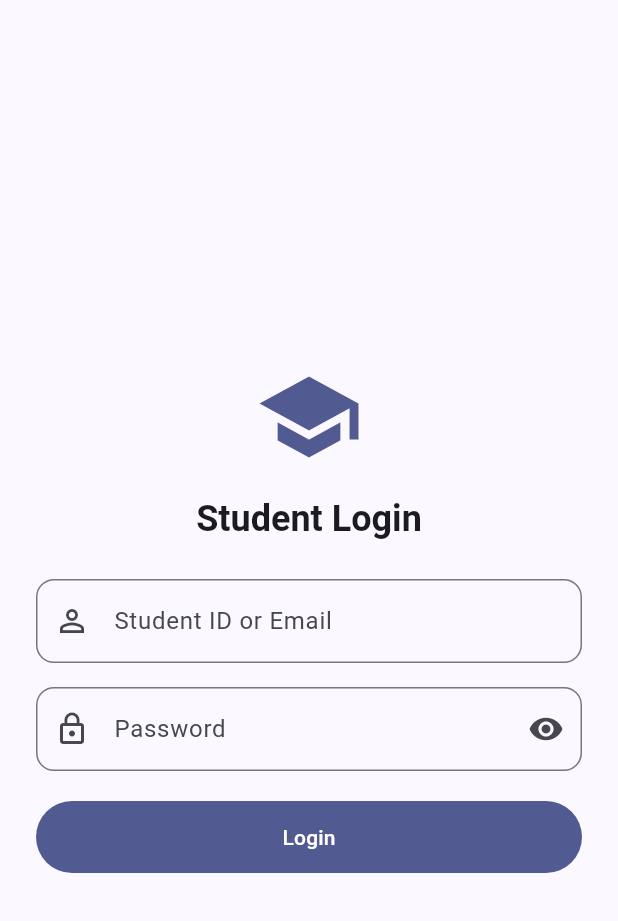
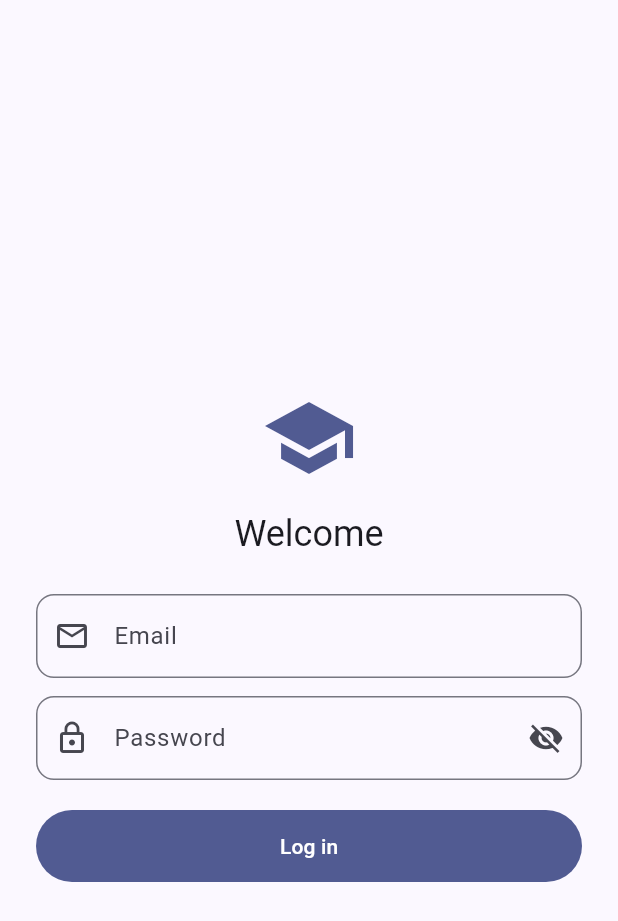
Before and after one commit to Davefgh/ams-student-mobile, a Flutter app: the LoginScreen screen opened directly, on a phone screen of 412 x 824 dp. Shown: the top 921 px of the screen. Run offline on Flutter 3.47's test engine with Material 3 defaults, Android fonts, the phone set to English and light mode, and no system bars; our stand-ins replace flutter_local_notifications; missing offline and left inert: mobile_scanner.

Commit message:
feat: create login screen UI

```diff
--- a/lib/main.dart
+++ b/lib/main.dart
@@ -1,5 +1,6 @@
 import 'package:flutter/material.dart';
 import 'screens/student_home_screen.dart';
+import 'screens/login_screen.dart';
 import 'services/notification_service.dart';
 import 'screens/task_letter_screen.dart';
 
@@ -46,7 +47,7 @@
         ),
         visualDensity: VisualDensity.adaptivePlatformDensity,
       ),
-      home: const StudentHomeScreen(),
+      home: const LoginScreen(),
     );
   }
 }
--- a/lib/screens/login_screen.dart
+++ b/lib/screens/login_screen.dart
@@ -10,61 +10,29 @@ class LoginScreen extends StatefulWidget {
 
 class _LoginScreenState extends State<LoginScreen> {
   final GlobalKey<FormState> _formKey = GlobalKey<FormState>();
-  final TextEditingController _identifierController = TextEditingController();
+  final TextEditingController _emailController = TextEditingController();
   final TextEditingController _passwordController = TextEditingController();
-  bool _isPasswordVisible = false;
-  bool _isSubmitting = false;
-  static const String _demoUsername = 'stud123';
-  static const String _demoPassword = 'stud123';
+  bool _obscure = true;
+  bool _loading = false;
 
   @override
   void dispose() {
-    _identifierController.dispose();
+    _emailController.dispose();
     _passwordController.dispose();
     super.dispose();
   }
 
-  String? _validateIdentifier(String? value) {
-    final trimmed = value?.trim() ?? '';
-    if (trimmed.isEmpty) return 'Please enter student ID or email';
-    // Basic email pattern; if not email, treat as ID (non-empty already checked)
-    final emailRegex = RegExp(r'^[^@\s]+@[^@\s]+\.[^@\s]+$');
-    if (trimmed.contains('@') && !emailRegex.hasMatch(trimmed)) {
-      return 'Enter a valid email address';
-    }
-    return null;
-  }
-
-  String? _validatePassword(String? value) {
-    final text = value ?? '';
-    if (text.isEmpty) return 'Please enter your password';
-    if (text.length < 6) return 'Password must be at least 6 characters';
-    return null;
-  }
-
-  Future<void> _onSubmit() async {
+  Future<void> _submit() async {
     final form = _formKey.currentState;
     if (form == null) return;
     if (!form.validate()) return;
-
-    setState(() => _isSubmitting = true);
-    await Future<void>.delayed(const Duration(milliseconds: 800));
+    setState(() => _loading = true);
+    await Future<void>.delayed(const Duration(milliseconds: 600));
     if (!mounted) return;
-    final enteredId = _identifierController.text.trim();
-    final enteredPw = _passwordController.text;
-    final isValid = enteredId == _demoUsername && enteredPw == _demoPassword;
-    setState(() => _isSubmitting = false);
-
-    if (isValid) {
-      if (!mounted) return;
+    setState(() => _loading = false);
     Navigator.of(context).pushReplacement(
       MaterialPageRoute(builder: (_) => const StudentHomeScreen()),
     );
-    } else {
-      ScaffoldMessenger.of(context).showSnackBar(
-        const SnackBar(content: Text('Invalid username or password')),
-      );
-    }
   }
 
   @override
@@ -73,71 +41,62 @@ class _LoginScreenState extends State<LoginScreen> {
     return Scaffold(
       body: SafeArea(
         child: Center(
-          child: SingleChildScrollView(
-            padding: const EdgeInsets.symmetric(horizontal: 24, vertical: 16),
           child: ConstrainedBox(
             constraints: const BoxConstraints(maxWidth: 420),
+            child: Padding(
+              padding: const EdgeInsets.all(24),
+              child: Form(
+                key: _formKey,
                 child: Column(
+                  mainAxisSize: MainAxisSize.min,
                   crossAxisAlignment: CrossAxisAlignment.stretch,
                   children: [
-                  Icon(Icons.school, size: 72, color: theme.colorScheme.primary),
+                    const SizedBox(height: 24),
+                    Icon(Icons.school, size: 64, color: theme.colorScheme.primary),
                     const SizedBox(height: 16),
-                  Text(
-                    'Student Login',
-                    textAlign: TextAlign.center,
-                    style: theme.textTheme.headlineSmall?.copyWith(
-                      fontWeight: FontWeight.w600,
+                    Text('Welcome', textAlign: TextAlign.center, style: theme.textTheme.headlineSmall),
+                    const SizedBox(height: 24),
+                    TextFormField(
+                      controller: _emailController,
+                      decoration: const InputDecoration(
+                        labelText: 'Email',
+                        prefixIcon: Icon(Icons.email_outlined),
                       ),
+                      keyboardType: TextInputType.emailAddress,
+                      validator: (value) {
+                        if (value == null || value.trim().isEmpty) return 'Email is required';
+                        final email = value.trim();
+                        final emailRegex = RegExp(r'^[^@\s]+@[^@\s]+\.[^@\s]+$');
+                        if (!emailRegex.hasMatch(email)) return 'Enter a valid email';
+                        return null;
+                      },
                     ),
-                  const SizedBox(height: 24),
-                  Form(
-                    key: _formKey,
-                    child: Column(
-                      crossAxisAlignment: CrossAxisAlignment.stretch,
-                      children: [
-                        TextFormField(
-                          controller: _identifierController,
-                          textInputAction: TextInputAction.next,
-                          keyboardType: TextInputType.emailAddress,
-                          decoration: const InputDecoration(
-                            labelText: 'Student ID or Email',
-                            prefixIcon: Icon(Icons.person_outline),
-                          ),
-                          validator: _validateIdentifier,
-                        ),
-                        const SizedBox(height: 16),
+                    const SizedBox(height: 12),
                     TextFormField(
                       controller: _passwordController,
-                          obscureText: !_isPasswordVisible,
                       decoration: InputDecoration(
                         labelText: 'Password',
                         prefixIcon: const Icon(Icons.lock_outline),
                         suffixIcon: IconButton(
-                              tooltip: _isPasswordVisible ? 'Hide password' : 'Show password',
-                              icon: Icon(
-                                _isPasswordVisible ? Icons.visibility_off : Icons.visibility,
-                              ),
-                              onPressed: () => setState(() => _isPasswordVisible = !_isPasswordVisible),
+                          icon: Icon(_obscure ? Icons.visibility_off : Icons.visibility),
+                          onPressed: () => setState(() => _obscure = !_obscure),
                         ),
                       ),
-                          validator: _validatePassword,
-                          onFieldSubmitted: (_) => _onSubmit(),
+                      obscureText: _obscure,
+                      validator: (value) {
+                        if (value == null || value.isEmpty) return 'Password is required';
+                        if (value.length < 6) return 'Min 6 characters';
+                        return null;
+                      },
                     ),
                     const SizedBox(height: 20),
-                        FilledButton(
-                          onPressed: _isSubmitting ? null : _onSubmit,
-                          style: FilledButton.styleFrom(
-                            padding: const EdgeInsets.symmetric(vertical: 14),
-                          ),
-                          child: _isSubmitting
-                              ? const SizedBox(
-                                  height: 20,
-                                  width: 20,
-                                  child: CircularProgressIndicator(strokeWidth: 2.4),
-                                )
-                              : const Text('Login'),
-                        ),
-                      ],
+                    SizedBox(
+                      height: 48,
+                      child: FilledButton(
+                        onPressed: _loading ? null : _submit,
+                        child: _loading
+                            ? const SizedBox(height: 22, width: 22, child: CircularProgressIndicator(strokeWidth: 2))
+                            : const Text('Log in'),
                       ),
                     ),
                   ],
@@ -146,6 +105,7 @@ class _LoginScreenState extends State<LoginScreen> {
             ),
           ),
         ),
+      ),
     );
   }
 }
```
Lines whose indentation alone changed are shown as unchanged.
